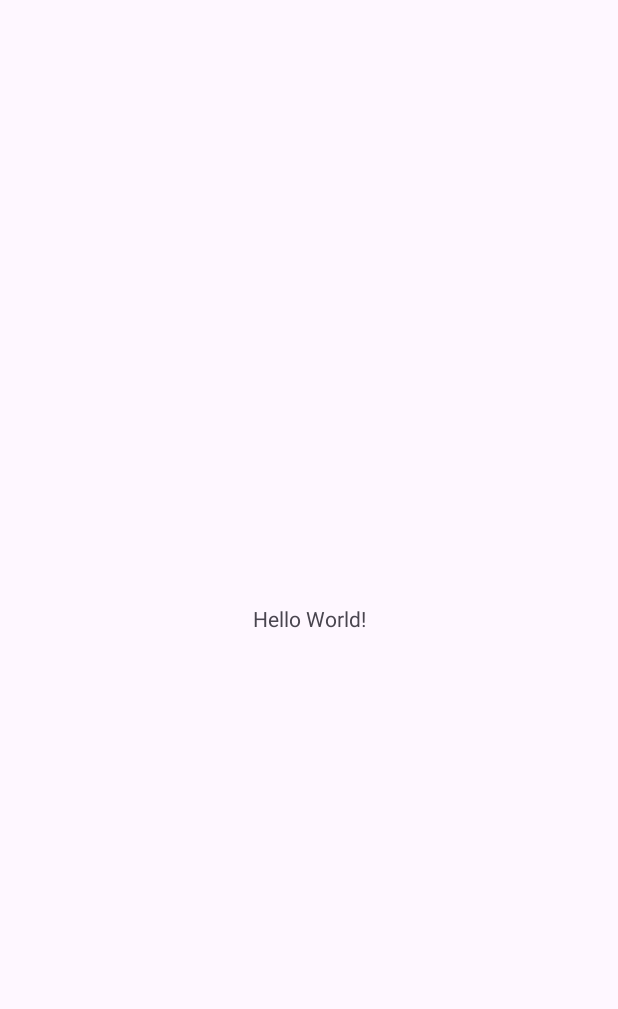
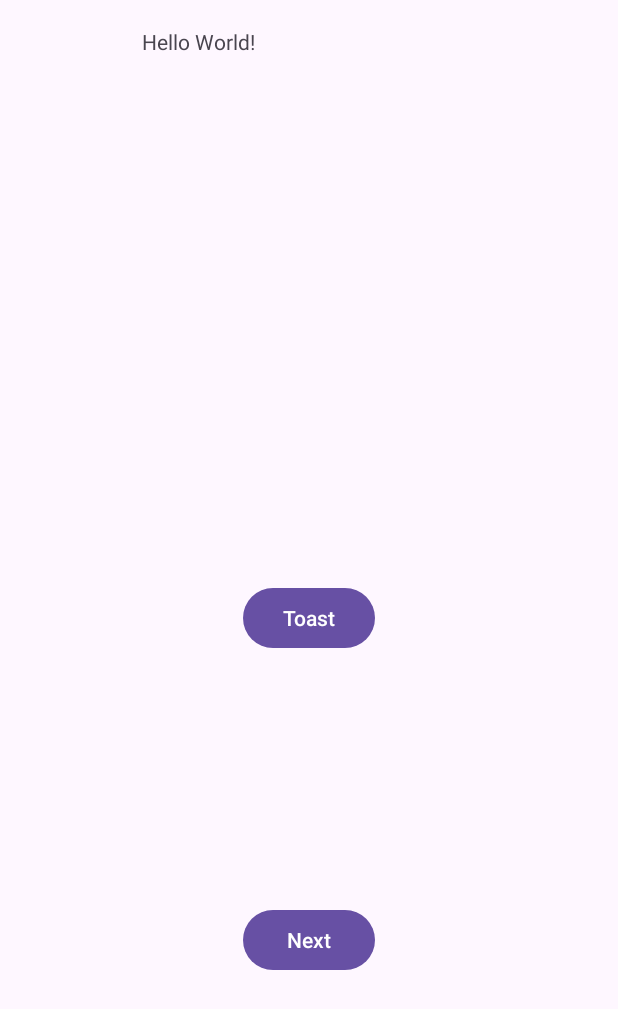
Before and after one commit to HelenPhamius/CSAFinal, an Android app: the screen it shows after launch (MainActivity), on a phone screen of 412 x 824 dp. Before the commit the part shown is almost empty. Shown: the top 1009 px of the screen. Run offline under Robolectric (Android 15) with nearby library versions, the phone set to English and light mode, and no system bars.

Commit message:
I made a toast

```diff
--- a/app/src/main/java/com/example/trial3/MainActivity.java
+++ b/app/src/main/java/com/example/trial3/MainActivity.java
@@ -1,6 +1,8 @@
 package com.example.trial3;
 
 import android.os.Bundle;
+import android.view.View;
+import android.widget.Toast;
 
 import androidx.activity.EdgeToEdge;
 import androidx.appcompat.app.AppCompatActivity;
@@ -21,4 +23,9 @@ public class MainActivity extends AppCompatActivity {
             return insets;
         });
     }
+
+    public void tryToast(View view){
+        Toast toast = Toast.makeText(this, "Button clicked", Toast.LENGTH_LONG);
+        toast.show();
+    }
 }
--- a/app/src/main/res/layout/activity_main.xml
+++ b/app/src/main/res/layout/activity_main.xml
@@ -13,7 +13,34 @@
         android:text="Hello World!"
         app:layout_constraintBottom_toBottomOf="parent"
         app:layout_constraintEnd_toEndOf="parent"
+        app:layout_constraintHorizontal_bias="0.281"
         app:layout_constraintStart_toStartOf="parent"
-        app:layout_constraintTop_toTopOf="parent" />
+        app:layout_constraintTop_toTopOf="parent"
+        app:layout_constraintVertical_bias="0.022" />
+
+    <Button
+        android:id="@+id/button1"
+        android:layout_width="wrap_content"
+        android:layout_height="wrap_content"
+        android:onClick="tryToast"
+        android:text="Toast"
+        app:layout_constraintBottom_toBottomOf="parent"
+        app:layout_constraintEnd_toEndOf="parent"
+        app:layout_constraintHorizontal_bias="0.5"
+        app:layout_constraintStart_toStartOf="parent"
+        app:layout_constraintTop_toTopOf="parent"
+        app:layout_constraintVertical_bias="0.5" />
+
+    <Button
+        android:id="@+id/button2"
+        android:layout_width="wrap_content"
+        android:layout_height="wrap_content"
+        android:text="Next"
+        app:layout_constraintBottom_toBottomOf="parent"
+        app:layout_constraintEnd_toEndOf="parent"
+        app:layout_constraintHorizontal_bias="0.501"
+        app:layout_constraintStart_toStartOf="parent"
+        app:layout_constraintTop_toTopOf="parent"
+        app:layout_constraintVertical_bias="0.777" />
 
 </androidx.constraintlayout.widget.ConstraintLayout>
```
